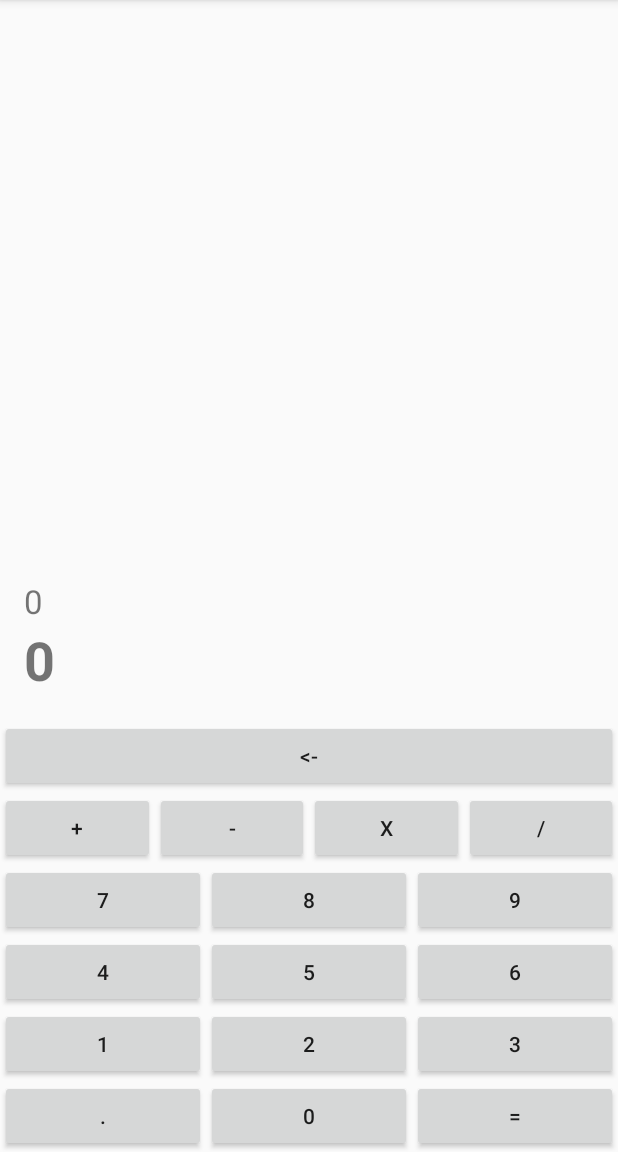
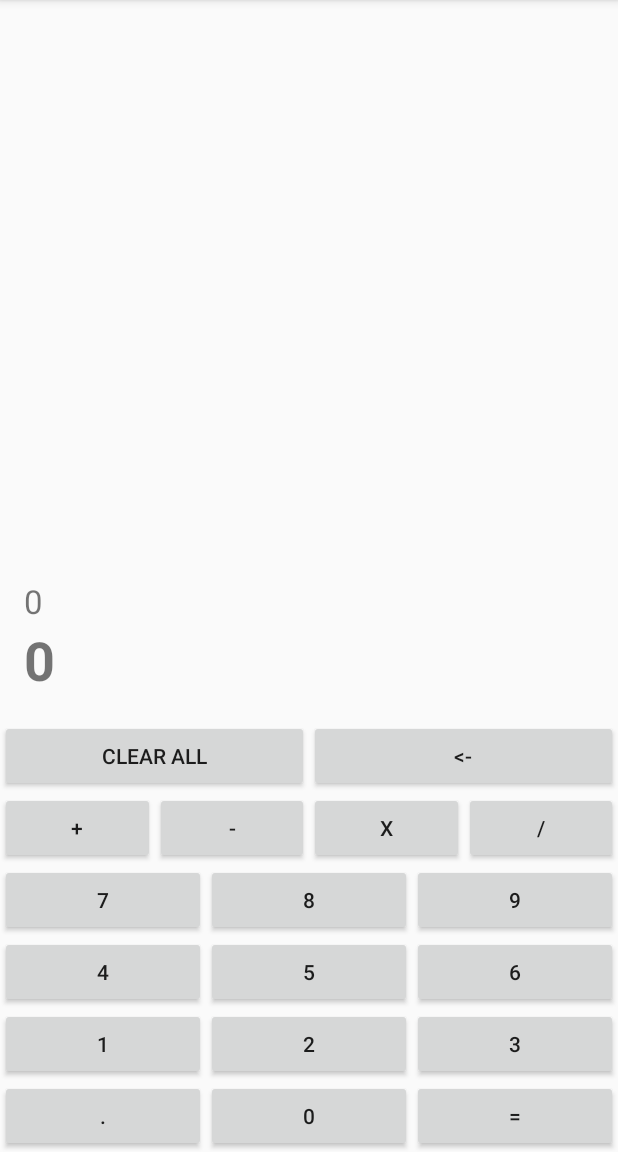
Before and after one commit to ROMVL/AndroidUniversity, an Android app: the screen it shows after launch (MainActivity), on a phone screen of 412 x 824 dp, the part 84-1236 px from its top. Run offline under Robolectric (Android 15) with nearby library versions, the phone set to English and light mode, and no system bars.

Commit message:
Clear all button was added.

```diff
--- a/calculator/src/main/java/ua/nure/romanikvladislav/calculator/MainActivity.java
+++ b/calculator/src/main/java/ua/nure/romanikvladislav/calculator/MainActivity.java
@@ -75,6 +75,7 @@ public class MainActivity extends AppCompatActivity implements View.OnClickListe
         findViewById(R.id.btnSplit).setOnClickListener(this);
         findViewById(R.id.btnIs).setOnClickListener(this);
         findViewById(R.id.btnRemoveLast).setOnClickListener(this);
+        findViewById(R.id.btnClearAll).setOnClickListener(this);
         tvField = findViewById(R.id.tvRow);
         tvResult = findViewById(R.id.tvResult);
         tvOldCalculations = findViewById(R.id.tvOldRows);
@@ -82,7 +83,6 @@ public class MainActivity extends AppCompatActivity implements View.OnClickListe
         tvField.setText(container.toString());
         lastChar = String.valueOf(container.charAt(container.length() - 1));
         tvResult.setText(result);
-        //calculate();
     }
 
     @Override
@@ -111,12 +111,14 @@ public class MainActivity extends AppCompatActivity implements View.OnClickListe
     }
 
     private void addNewExpression(String expression) {
-        if (container.length() == 1) {
+        if (container.length() == 1 && (container.toString().equals(ZERO) || container.toString().equals(MINUS))) {
             if (expression.equals(MINUS)) {
                 container.delete(0, 1);
                 container.append(expression);
+                lastChar = expression;
+                tvField.setText(container.toString());
+                return;
             }
-            tvField.setText(container.toString());
             return;
         }
         if (!lastChar.equals(PLUS) && !lastChar.equals(MINUS) && !lastChar.equals(MULTIPLY) && !lastChar.equals(DEVIDE)) {
@@ -192,6 +194,15 @@ public class MainActivity extends AppCompatActivity implements View.OnClickListe
         tvField.setText(container);
     }
 
+    private void clearAll() {
+        oldRows.delete(0, oldRows.length());
+        container.delete(0, container.length());
+        container.append(ZERO);
+        tvResult.setText(ZERO);
+        tvOldCalculations.setText(oldRows);
+        tvField.setText(container);
+    }
+
     @Override
     public void onClick(View view) {
         int viewId = view.getId();
@@ -247,6 +258,9 @@ public class MainActivity extends AppCompatActivity implements View.OnClickListe
             case R.id.btnRemoveLast:
                 removeLastChar();
                 break;
+            case R.id.btnClearAll:
+                clearAll();
+                break;
         }
     }
 }
--- a/calculator/src/main/res/layout-land/activity_main.xml
+++ b/calculator/src/main/res/layout-land/activity_main.xml
@@ -114,7 +114,7 @@
         app:layout_constraintEnd_toStartOf="@+id/btnEight"
         app:layout_constraintHorizontal_bias="0.5"
         app:layout_constraintStart_toStartOf="@id/guidelineVirtiacal"
-        app:layout_constraintTop_toBottomOf="@+id/btnMinus" />
+        app:layout_constraintTop_toBottomOf="@+id/btnPlus" />
 
     <Button
         android:id="@+id/btnEight"
@@ -136,7 +136,7 @@
         app:layout_constraintEnd_toEndOf="parent"
         app:layout_constraintHorizontal_bias="0.5"
         app:layout_constraintStart_toEndOf="@+id/btnEight"
-        app:layout_constraintTop_toBottomOf="@+id/btnSplit" />
+        app:layout_constraintTop_toBottomOf="@+id/btnMultiply" />
 
     <Button
         android:id="@+id/btnPlus"
@@ -147,7 +147,7 @@
         app:layout_constraintEnd_toStartOf="@+id/btnMinus"
         app:layout_constraintHorizontal_bias="0.5"
         app:layout_constraintStart_toStartOf="@id/guidelineVirtiacal"
-        app:layout_constraintTop_toBottomOf="@id/btnRemoveLast" />
+        app:layout_constraintTop_toBottomOf="@+id/btnClearAll" />
 
     <Button
         android:id="@+id/btnMinus"
@@ -158,7 +158,7 @@
         app:layout_constraintEnd_toStartOf="@+id/btnMultiply"
         app:layout_constraintHorizontal_bias="0.5"
         app:layout_constraintStart_toEndOf="@+id/btnPlus"
-        app:layout_constraintTop_toBottomOf="@id/btnRemoveLast" />
+        app:layout_constraintTop_toBottomOf="@+id/btnClearAll" />
 
     <Button
         android:id="@+id/btnMultiply"
@@ -169,7 +169,7 @@
         app:layout_constraintEnd_toStartOf="@+id/btnSplit"
         app:layout_constraintHorizontal_bias="0.5"
         app:layout_constraintStart_toEndOf="@+id/btnMinus"
-        app:layout_constraintTop_toBottomOf="@id/btnRemoveLast" />
+        app:layout_constraintTop_toBottomOf="@+id/btnRemoveLast" />
 
     <Button
         android:id="@+id/btnSplit"
@@ -180,14 +180,28 @@
         app:layout_constraintEnd_toEndOf="parent"
         app:layout_constraintHorizontal_bias="0.5"
         app:layout_constraintStart_toEndOf="@+id/btnMultiply"
-        app:layout_constraintTop_toBottomOf="@id/btnRemoveLast" />
+        app:layout_constraintTop_toBottomOf="@+id/btnRemoveLast" />
 
     <Button
         android:id="@+id/btnRemoveLast"
         android:layout_width="0dp"
-        android:layout_height="wrap_content"
+        android:layout_height="0dp"
         android:text="@string/backspace"
+        app:layout_constraintBottom_toTopOf="@+id/btnMultiply"
         app:layout_constraintEnd_toEndOf="parent"
+        app:layout_constraintHorizontal_bias="0.5"
+        app:layout_constraintStart_toEndOf="@+id/btnClearAll"
+        app:layout_constraintTop_toTopOf="parent" />
+
+    <Button
+        android:id="@+id/btnClearAll"
+        android:layout_width="0dp"
+        android:layout_height="0dp"
+        android:text="@string/clear_all"
+        app:layout_constraintBottom_toTopOf="@+id/btnPlus"
+        app:layout_constraintEnd_toStartOf="@+id/btnRemoveLast"
+        app:layout_constraintHorizontal_bias="0.5"
+        app:layout_constraintStart_toEndOf="@+id/tvOldRows"
         app:layout_constraintStart_toStartOf="@+id/guidelineVirtiacal"
         app:layout_constraintTop_toTopOf="parent" />
 
--- a/calculator/src/main/res/layout/activity_main.xml
+++ b/calculator/src/main/res/layout/activity_main.xml
@@ -173,6 +173,17 @@
         android:text="@string/backspace"
         app:layout_constraintBottom_toTopOf="@+id/btnMinus"
         app:layout_constraintEnd_toEndOf="parent"
+        app:layout_constraintHorizontal_bias="0.5"
+        app:layout_constraintStart_toEndOf="@+id/btnClearAll" />
+
+    <Button
+        android:id="@+id/btnClearAll"
+        android:layout_width="0dp"
+        android:layout_height="wrap_content"
+        android:text="@string/clear_all"
+        app:layout_constraintBottom_toTopOf="@+id/btnPlus"
+        app:layout_constraintEnd_toStartOf="@+id/btnRemoveLast"
+        app:layout_constraintHorizontal_bias="0.5"
         app:layout_constraintStart_toStartOf="parent" />
 
     <TextView
--- a/calculator/src/main/res/values/strings.xml
+++ b/calculator/src/main/res/values/strings.xml
@@ -18,4 +18,5 @@
     <string name="split">/</string>
     <string name="empty">Empty</string>
     <string name="backspace"><![CDATA[<-]]></string>
+    <string name="clear_all">Clear All</string>
 </resources>
```
